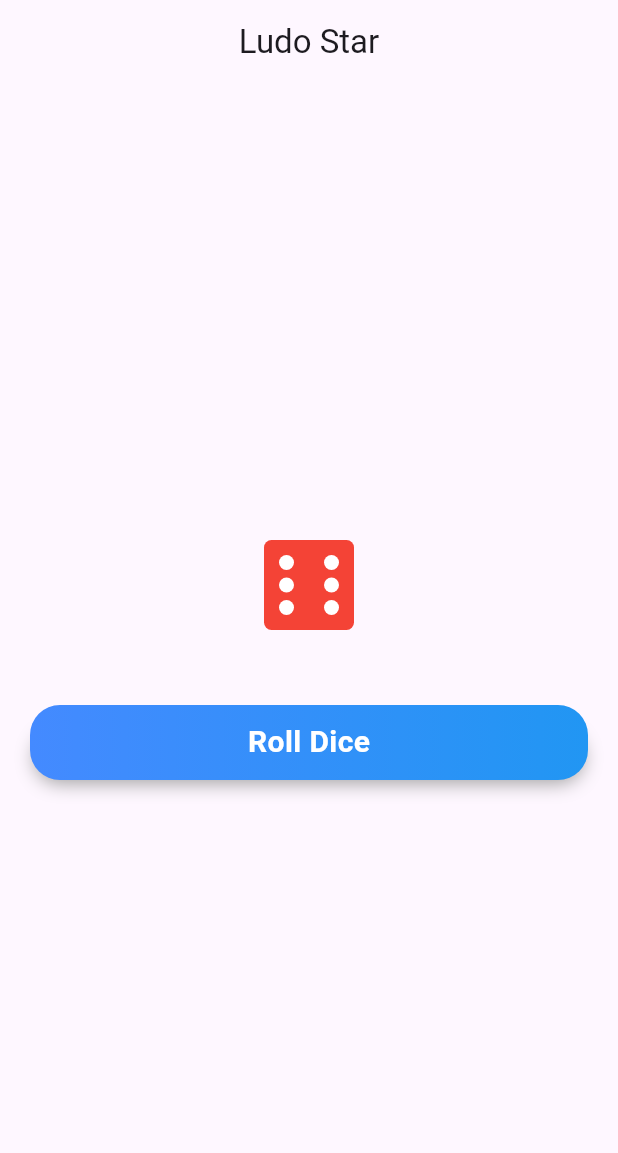
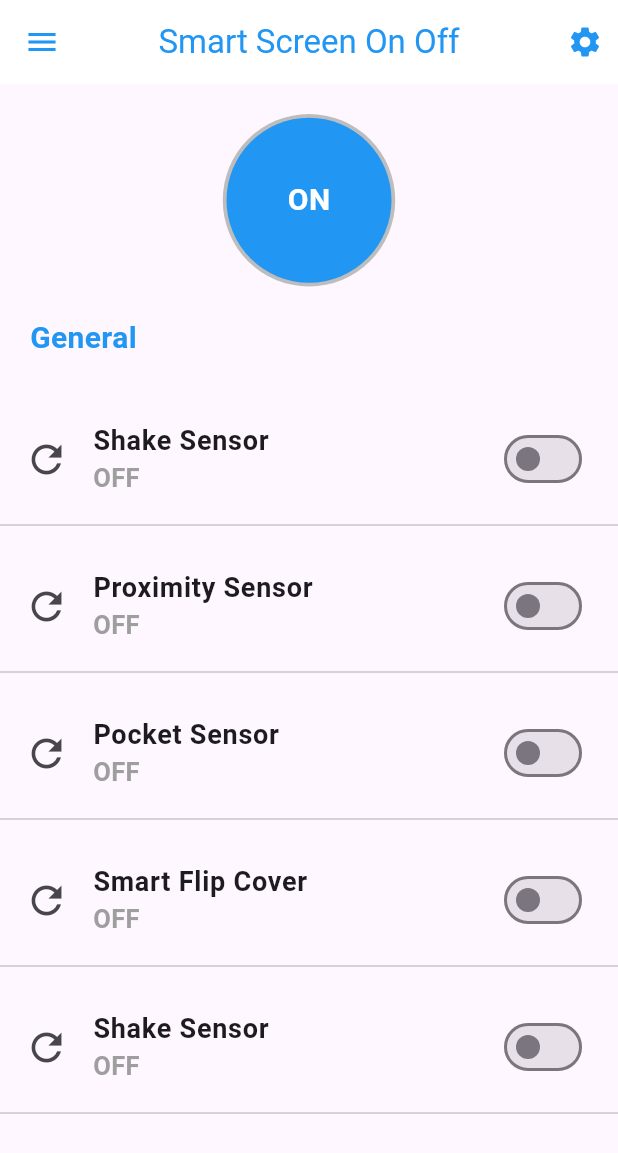
Before and after one commit to hasan-wahab/flutter_assignment, a Flutter app: the screen it shows after launch, on a phone screen of 412 x 824 dp. Shown: the top 1153 px of the screen. Run offline on Flutter 3.47's test engine with Material 3 defaults, Android fonts, the light colour scheme and no system bars.

Commit message:
Switch assignment

```diff
--- a/lib/ludo_game_assignment.dart
+++ b/lib/ludo_game_assignment.dart
@@ -10,14 +10,18 @@
 }
 
 class _LudoGameAssignmentState extends State<LudoGameAssignment> {
+
   var currentValue = 6;
   double angle=0;
   int index=1;
 void animation(){
   var time=const Duration(milliseconds: 10);
-    angle++;
+    angle=time.inMilliseconds.toDouble();
     index++;
-    Future.delayed(Duration(milliseconds: time.inMilliseconds)).whenComplete((){
+
+    Future.delayed(Duration(
+        milliseconds: time.inMilliseconds,
+    )).whenComplete((){
       setState(() {
         angle=0;
       });
@@ -69,7 +73,6 @@
                 });
                 print(currentValue);
                 animation();
-                print('My angle is $angle');
               },
             ),
           ],
--- a/lib/main.dart
+++ b/lib/main.dart
@@ -8,6 +8,7 @@
 import 'listview_builder.dart';
 import 'listview_builder_assignment.dart';
 import 'profile_screen.dart';
+import 'switch_assignment.dart';
 import 'utility_bill_card.dart';
 
 void main() {
@@ -30,7 +31,7 @@
         useMaterial3: true,
       ),
 
-      home:   LudoGameAssignment(),
+      home:  SwitchAssignment(),
     );
   }
 }
--- /dev/null
+++ b/lib/switch_assignment.dart
@@ -0,0 +1,143 @@
+import 'package:flutter/material.dart';
+
+class SwitchAssignment extends StatefulWidget {
+  const SwitchAssignment({super.key});
+
+  @override
+  State<SwitchAssignment> createState() => _SwitchAssignmentState();
+}
+
+class _SwitchAssignmentState extends State<SwitchAssignment> {
+  var isChecked=[
+    false,
+    false,
+    false,
+    false,
+    false,
+  ];
+List <String> sensor=[
+  'Shake Sensor',
+    'Proximity Sensor',
+    'Pocket Sensor',
+    'Smart Flip Cover',
+    'Shake Sensor',
+];
+
+
+  @override
+  Widget build(BuildContext context) {
+    return Scaffold(
+      appBar: AppBar(
+        foregroundColor: Colors.blue,
+        backgroundColor: Colors.white,
+        leading: const Icon(Icons.menu),
+        title: const Text('Smart Screen On Off'),
+        centerTitle: true,
+        actions: const [
+          Padding(
+            padding: EdgeInsets.only(right: 10),
+            child: Icon(Icons.settings),
+          )
+        ],
+      ),
+      body: SingleChildScrollView(
+        padding: const EdgeInsets.only(top: 20),
+        child: SizedBox(
+          height: MediaQuery.sizeOf(context).height,
+          width: MediaQuery.sizeOf(context).width,
+          child: Column(
+              spacing: 20,
+              crossAxisAlignment: CrossAxisAlignment.center,
+              children: [
+                Stack(
+                  alignment: Alignment.center,
+                  children: [
+                    Container(
+                      height: 115,
+                      width: 115,
+                      decoration: BoxDecoration(
+                          shape: BoxShape.circle, color: Colors.grey.shade400),
+                    ),
+                    Container(
+                      height: 110,
+                      width: 110,
+                      decoration: const BoxDecoration(
+                        shape: BoxShape.circle,
+                        color: Colors.blue,
+                      ),
+                    ),
+                    const Text(
+                      'ON',
+                      style: TextStyle(
+                          fontWeight: FontWeight.bold,
+                          color: Colors.white,
+                          fontSize: 20),
+                    ),
+                  ],
+                ),
+                const Row(
+                  children: [
+                    Padding(
+                      padding: EdgeInsets.only(left: 20.0),
+                      child: Text(
+                        'General',
+                        style: TextStyle(
+                            fontWeight: FontWeight.bold,
+                            color: Colors.blue,
+                            fontSize: 20),
+                      ),
+                    ),
+                  ],
+                ),
+                ListView.builder(
+                  itemCount: sensor.length,
+                  physics: const NeverScrollableScrollPhysics(),
+                    shrinkWrap: true,
+                    itemBuilder: (context,index){
+
+                    return  Padding(
+                      padding: const EdgeInsets.only(top: 10),
+                      child: Column(
+                        children: [
+                          ListTile(
+                            leading: Icon(
+                              Icons.refresh,
+                              size: 30,
+                            ),
+                            title: Text(
+                               sensor[index],
+                              style: TextStyle(
+                                  fontWeight: FontWeight.bold, fontSize: 18),
+                            ),
+                            subtitle: Text(
+                              isChecked[index] ? 'ON' : 'OFF',
+                              style: TextStyle(
+                                  fontWeight: FontWeight.bold,
+                                  color: isChecked[index] ? Colors.blue : Colors.grey,
+                                  fontSize: 17),
+                            ),
+                            trailing: Switch(
+                              padding: EdgeInsets.zero,
+                              value: isChecked[index],
+                              onChanged: (value) {
+                                setState(() {
+                                  isChecked[index]=value;
+                                });
+
+                              },
+                            ),
+
+                          ),
+                          const Divider(),
+                        ],
+                      ),
+                    );
+
+                    },
+                )
+              ]),
+        ),
+      ),
+    );
+  }
+}
--- /dev/null
+++ b/lib/widgets/data_model.dart
@@ -0,0 +1,14 @@
+import 'package:flutter/cupertino.dart';
+
+ class DataModel{
+  late String name;
+
+  late Widget icon;
+  final Function(bool value) onChanged;
+
+  DataModel({
+    required this.name,
+    required this.icon,
+    required this.onChanged,
+});
+}
```
